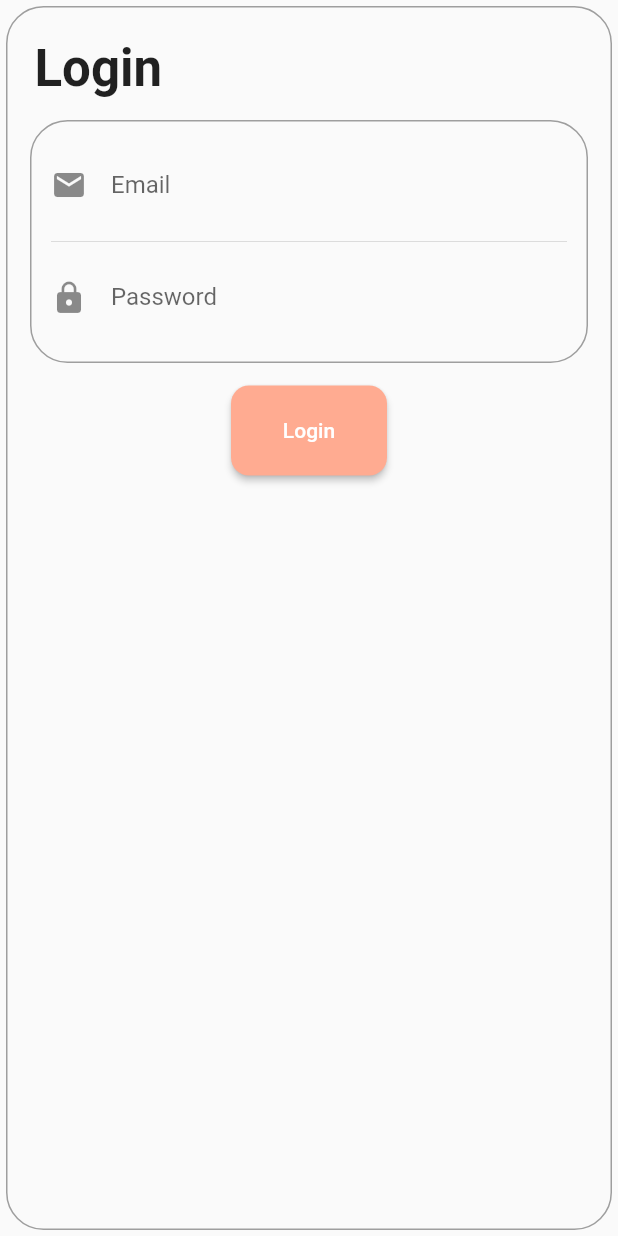
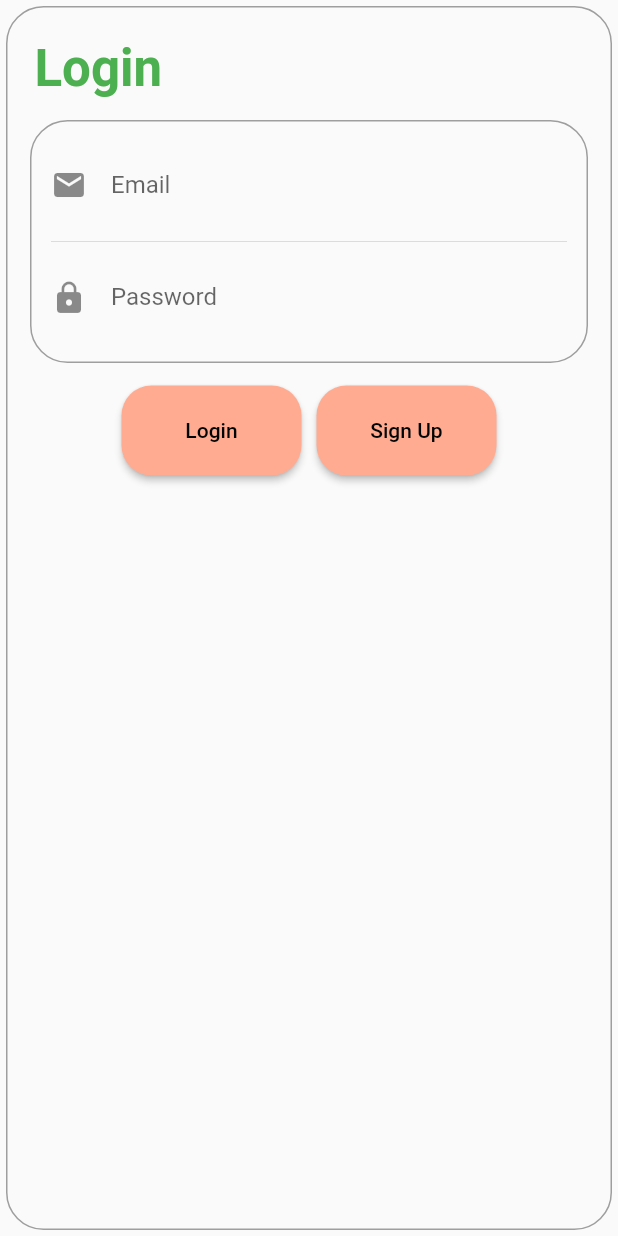
Before and after one commit to CB007753/PharmacyManagement, a Flutter app: the SignIn widget shown alone on an empty page, opened directly, on a phone screen of 412 x 824 dp. Run offline on Flutter 3.47's test engine with Material 2 defaults, Android fonts, the phone set to English and light mode, and no system bars; missing offline and left inert: dart:html.

```diff
--- a/lib/Screens/signIn.dart
+++ b/lib/Screens/signIn.dart
@@ -1,4 +1,9 @@
+//import 'dart:html';
+
+//import 'dart:html';
+
 import 'package:flutter/material.dart';
+//import 'package:pharmacy_management/Screens/signUp.dart';
 
 
 class SignIn extends StatefulWidget{
@@ -20,7 +25,7 @@ class _SignIn extends State<SignIn>{
 
   @override
   Widget build(BuildContext context) {
-    //design for text "Login"
+
     return Container(
       margin: const EdgeInsets.all(4.0),
       padding: const EdgeInsets.only(top:10, bottom: 24),
@@ -33,12 +38,13 @@ class _SignIn extends State<SignIn>{
       ),
       child: Column(
         children: <Widget>[
+//design for text "Login"
           Padding(
             padding: const EdgeInsets.only(left:18.0, top: 10.0),
             child: Align(
               alignment: Alignment.centerLeft,
               child: Text('Login',
-              style: TextStyle(fontSize: 34,fontWeight: FontWeight.bold),
+              style: TextStyle(fontSize: 34,fontWeight: FontWeight.bold, color: Colors.green.shade500),
               ),
             ),
           ),
@@ -112,26 +118,30 @@ class _SignIn extends State<SignIn>{
 //designing the Login Button
 
       Row(
-        mainAxisAlignment: MainAxisAlignment.spaceAround,
+        mainAxisAlignment: MainAxisAlignment.center,
 
+        children: <Widget>[
+
+              new Container(
+                child: new Row(
 
                   children: <Widget>[
 //wrapping elevated button into sized box to set the size of the button
-          SizedBox(
+                  Padding(
+                    padding: EdgeInsets.only(right: 10.0),
+                    child: SizedBox(
                       height: 60,
                       width: 120,
-            child: Flexible(
-            child: Padding(
-              padding: const EdgeInsets.only(left:8.0,right: 8.0),
+
                       child: ElevatedButton(
                 child: Text('Login'),
                 style: ElevatedButton.styleFrom(
                   primary: Colors.deepOrange.shade200,
-                  onPrimary: Colors.white,
-                  onSurface: Colors.grey,
+                  onPrimary: Colors.black,
+                  onSurface: Colors.black,
                   alignment: Alignment.center,
                   shape: RoundedRectangleBorder(
-                    borderRadius: BorderRadius.circular(12.0)
+                    borderRadius: BorderRadius.circular(20.0)
                   )
                 ),
 
@@ -140,14 +150,59 @@ class _SignIn extends State<SignIn>{
                          },
                       ),
 
+                    ),
+                    ),
+
+
+//designing the "Signup button"
+                    SizedBox(
+                      height: 60,
+                      width: 120,
+
+
+                      child: ElevatedButton(
+                child: Text('Sign Up'),
+                style: ElevatedButton.styleFrom(
+                  primary: Colors.deepOrange.shade200,
+                  onPrimary: Colors.black,
+                  onSurface: Colors.black,
+                  alignment: Alignment.center,
+                  shape: RoundedRectangleBorder(
+                    borderRadius: BorderRadius.circular(20.0)
                   )
+                ),
+
+                onPressed: (){
+                  //path to registration page
+
+                  // Navigator.push(context,
+                  // MaterialPageRoute(builder: (context)=> SignUp())
+                  // );
+
+                  print('Registeration page opened');
+                },
+              ),
                     )
 
-          )
+                  ],
+                ),
 
 
+
+
+              ),
+
         ],
-      )
+      ),
+
+     // adding the logo
+      // Padding(padding: EdgeInsets.only(bottom: 10.0),
+      //         child:Column(
+      //     children: <Widget>[
+      //       new Image.asset('Orange.jpg',width: 100, height: 100),
+      //     ],
+      // ),),
+
 
         ],
         ),
```
Also changed, not shown: lib/Screens/signUp.dart (added, +139 -0 lines), lib/main.dart (+26 -11 lines), pubspec.yaml (+4 -3 lines), assets/Orange.jpg (added), assets/pharmacy.png (added). Lines whose indentation alone changed are shown as unchanged.
